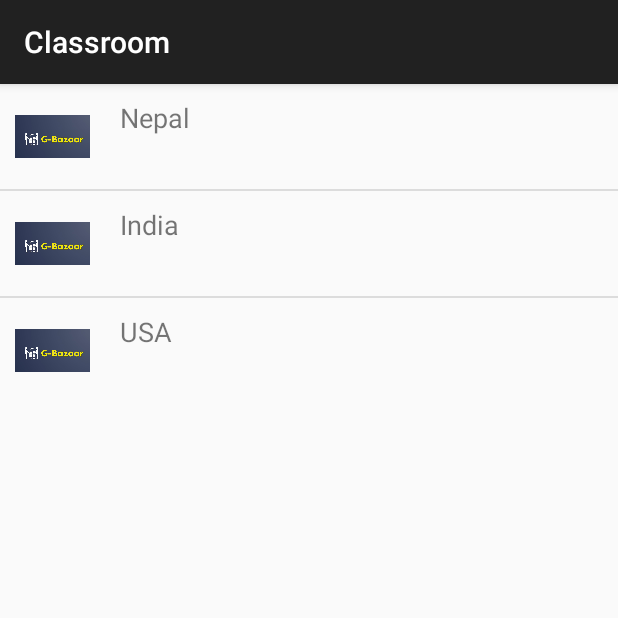
After one commit to sujan-poudel-03/classroom, an Android app: the CustomListViewActivity screen opened directly, with no data from a screen before it, on a phone screen of 412 x 824 dp, the top half of it. The commit adds this screen. Run offline under Robolectric (Android 15) with nearby library versions, the phone set to English and light mode, and no system bars.

Commit message:
update with listview and gridview

```diff
--- /dev/null
+++ b/app/src/main/java/com/example/classroom/CustomListAdapter.java
@@ -0,0 +1,51 @@
+package com.example.classroom;
+
+import android.content.Context;
+import android.view.LayoutInflater;
+import android.view.View;
+import android.view.ViewGroup;
+import android.widget.BaseAdapter;
+import android.widget.ImageView;
+import android.widget.TextView;
+
+public class CustomListAdapter extends BaseAdapter {
+
+    Context context;
+    String[] countryNames;
+    int[] countryFlags;
+    LayoutInflater inflater;
+    @Override
+    public int getCount() {
+        return countryNames.length;
+    }
+
+    @Override
+    public Object getItem(int i) {
+        return countryNames[i];
+    }
+
+    @Override
+    public long getItemId(int i) {
+        return i;
+    }
+
+
+    public CustomListAdapter(Context ctx, String[] names, int[] flags) {
+        this.context = ctx;
+        this.countryNames = names;
+        this.countryFlags = flags;
+        this.inflater = LayoutInflater.from(ctx);
+    }
+
+    @Override
+    public View getView(int position, View view, ViewGroup parent) {
+        view = inflater.inflate(R.layout.custom_list_item, null);
+        TextView name = view.findViewById(R.id.txtCountry);
+        ImageView flag = view.findViewById(R.id.imgFlag);
+
+        name.setText(countryNames[position]);
+        flag.setImageResource(countryFlags[position]);
+
+        return view;
+    }
+}
--- /dev/null
+++ b/app/src/main/java/com/example/classroom/CustomListViewActivity.java
@@ -0,0 +1,41 @@
+package com.example.classroom;
+
+import android.os.Bundle;
+import android.widget.ListView;
+import android.widget.Toast;
+
+import androidx.activity.EdgeToEdge;
+import androidx.appcompat.app.AppCompatActivity;
+import androidx.core.graphics.Insets;
+import androidx.core.view.ViewCompat;
+import androidx.core.view.WindowInsetsCompat;
+
+public class CustomListViewActivity extends AppCompatActivity {
+
+    ListView listView;
+    String[] countries = {"Nepal", "India", "USA"};
+    int[] flags = {R.drawable.inserted_image, R.drawable.inserted_image, R.drawable.inserted_image};
+
+    @Override
+    protected void onCreate(Bundle savedInstanceState) {
+        super.onCreate(savedInstanceState);
+        EdgeToEdge.enable(this);
+        setContentView(R.layout.activity_custom_list_view);
+        ViewCompat.setOnApplyWindowInsetsListener(findViewById(R.id.main), (v, insets) -> {
+            Insets systemBars = insets.getInsets(WindowInsetsCompat.Type.systemBars());
+            v.setPadding(systemBars.left, systemBars.top, systemBars.right, systemBars.bottom);
+            return insets;
+        });
+
+        listView = findViewById(R.id.listView);
+
+        CustomListAdapter adapter = new CustomListAdapter(this, countries, flags);
+        listView.setAdapter(adapter);
+
+        listView.setOnItemClickListener((parent, view, position, id) -> {
+            Toast.makeText(this, "Selected: " + countries[position], Toast.LENGTH_SHORT).show();
+        });
+
+
+    }
+}
--- /dev/null
+++ b/app/src/main/res/layout/activity_custom_list_view.xml
@@ -0,0 +1,18 @@
+<?xml version="1.0" encoding="utf-8"?>
+<androidx.constraintlayout.widget.ConstraintLayout
+    xmlns:android="http://schemas.android.com/apk/res/android"
+    xmlns:tools="http://schemas.android.com/tools"
+    xmlns:app="http://schemas.android.com/apk/res-auto"
+    android:id="@+id/main"
+    android:layout_width="match_parent"
+    android:layout_height="match_parent"
+    tools:context=".CustomListViewActivity">
+
+    <ListView
+        android:id="@+id/listView"
+        android:layout_width="wrap_content"
+        android:layout_height="wrap_content"
+        tools:ignore="MissingConstraints"
+        />
+
+</androidx.constraintlayout.widget.ConstraintLayout>
--- /dev/null
+++ b/app/src/main/res/layout/custom_list_item.xml
@@ -0,0 +1,20 @@
+<LinearLayout xmlns:android="http://schemas.android.com/apk/res/android"
+    android:orientation="horizontal"
+    android:padding="10dp"
+    android:layout_width="match_parent"
+    android:layout_height="wrap_content">
+
+    <ImageView
+        android:id="@+id/imgFlag"
+        android:layout_width="50dp"
+        android:layout_height="50dp"
+        android:src="@drawable/ic_launcher_foreground" />
+
+    <TextView
+        android:id="@+id/txtCountry"
+        android:layout_width="wrap_content"
+        android:layout_height="wrap_content"
+        android:layout_marginStart="20dp"
+        android:text="Country Name"
+        android:textSize="18sp" />
+</LinearLayout>
--- a/app/src/main/res/menu/options_menu.xml
+++ b/app/src/main/res/menu/options_menu.xml
@@ -6,5 +6,5 @@
 
     <item
         android:id="@+id/option_two"
-        android:title="Option 2"/>
+        android:title="Custom ListView"/>
 </menu>
```
Also changed, not shown: app/src/main/AndroidManifest.xml (+19 -12 lines), app/src/main/java/com/example/classroom/GridViewActivity.java (added, +47 -0 lines), app/src/main/java/com/example/classroom/ListViewActivity.java (added, +58 -0 lines), app/src/main/java/com/example/classroom/MenuActivity.java (+9 -0 lines), app/src/main/res/layout/activity_grid_view.xml (added, +19 -0 lines), app/src/main/res/layout/activity_list_view.xml (added, +17 -0 lines), app/src/main/res/menu/popup_menu.xml (+6 -2 lines).
